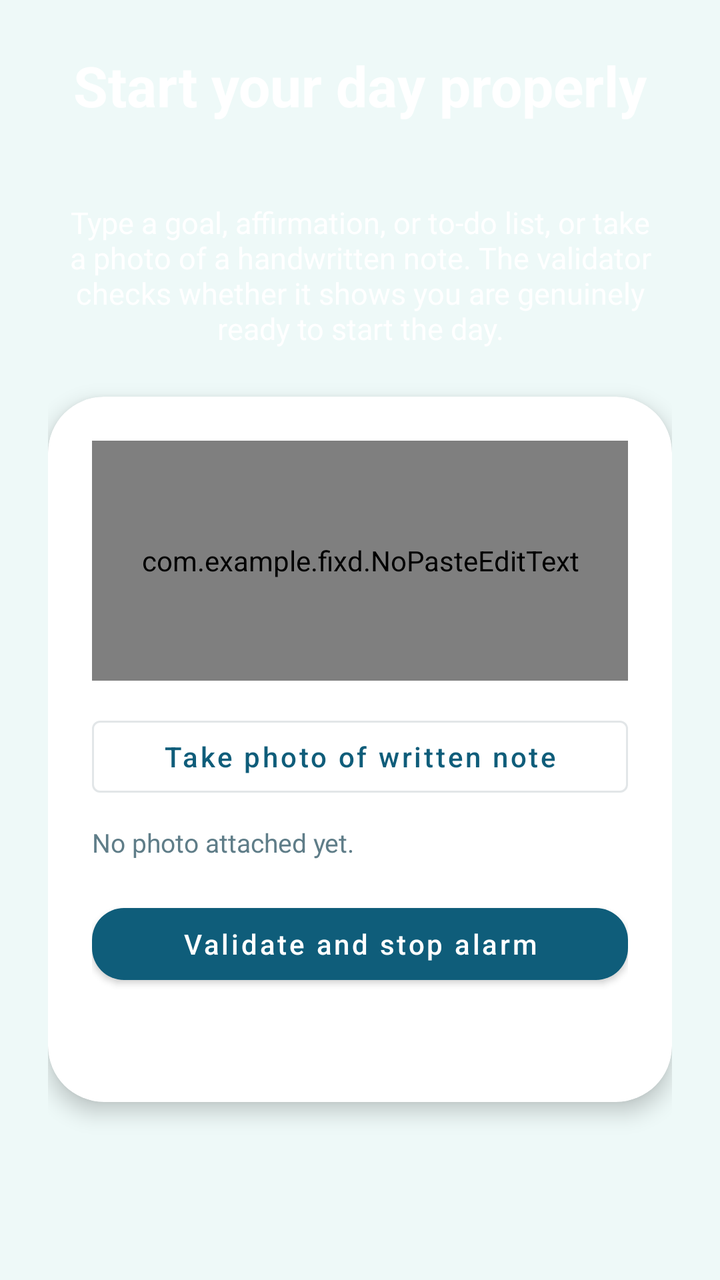
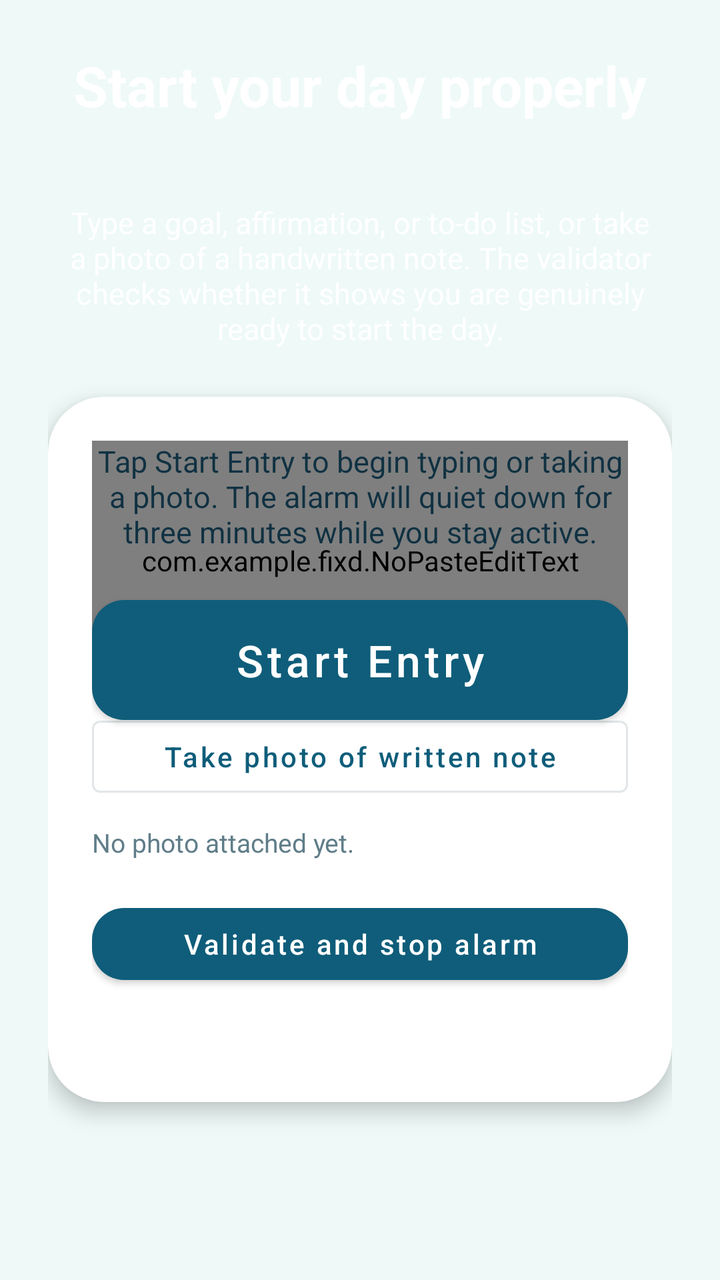

Before-and-after screenshots of an Android layout around one commit, followed by the original layout XML and the change that was made.
<!-- AndroidManifest.xml: activity theme Theme.Fixd.Alarm -->
<!-- res/layout/activity_alarm_challenge.xml -->
<?xml version="1.0" encoding="utf-8"?>
<ScrollView xmlns:android="http://schemas.android.com/apk/res/android"
    xmlns:app="http://schemas.android.com/apk/res-auto"
    android:layout_width="match_parent"
    android:layout_height="match_parent"
    android:background="@drawable/bg_auth_header"
    android:fillViewport="true">

    <LinearLayout
        android:layout_width="match_parent"
        android:layout_height="match_parent"
        android:gravity="center_horizontal"
        android:orientation="vertical"
        android:padding="24dp">

        <TextView
            android:layout_width="wrap_content"
            android:layout_height="wrap_content"
            android:text="@string/alarm_challenge_title"
            android:textColor="@color/white"
            android:textSize="28sp"
            android:textStyle="bold" />

        <TextView
            android:id="@+id/alarmNameText"
            android:layout_width="wrap_content"
            android:layout_height="wrap_content"
            android:layout_marginTop="8dp"
            android:textColor="@color/white"
            android:textSize="16sp"
            android:textStyle="bold" />

        <TextView
            android:layout_width="match_parent"
            android:layout_height="wrap_content"
            android:layout_marginTop="10dp"
            android:gravity="center"
            android:text="@string/alarm_challenge_body"
            android:textColor="@color/white"
            android:textSize="15sp" />

        <com.google.android.material.card.MaterialCardView
            style="@style/Widget.Fixd.TileCard.Large"
            android:layout_width="match_parent"
            android:layout_height="wrap_content"
            android:layout_marginTop="24dp"
            app:cardBackgroundColor="@color/brand_card">

            <LinearLayout
                android:layout_width="match_parent"
                android:layout_height="wrap_content"
                android:orientation="vertical"
                android:padding="22dp">

                <com.google.android.material.textfield.TextInputLayout
                    android:layout_width="match_parent"
                    android:layout_height="wrap_content"
                    android:hint="@string/alarm_input_hint">

                    <com.example.fixd.NoPasteEditText
                        android:id="@+id/challengeInput"
                        android:layout_width="match_parent"
                        android:layout_height="120dp"
                        android:gravity="top|start"
                        android:inputType="textMultiLine|textCapSentences"
                        android:maxLines="5"
                        android:paddingStart="16dp"
                        android:paddingTop="16dp"
                        android:paddingEnd="16dp"
                        android:paddingBottom="16dp"
                        android:scrollbars="vertical"
                        android:textColor="@color/brand_text"
                        android:textColorHint="@color/brand_text_muted" />
                </com.google.android.material.textfield.TextInputLayout>

                <com.google.android.material.button.MaterialButton
                    android:id="@+id/capturePhotoButton"
                    style="@style/Widget.MaterialComponents.Button.OutlinedButton"
                    android:layout_width="match_parent"
                    android:layout_height="wrap_content"
                    android:layout_marginTop="14dp"
                    android:text="@string/alarm_capture_photo" />

                <TextView
                    android:id="@+id/photoStatus"
                    android:layout_width="match_parent"
                    android:layout_height="wrap_content"
                    android:layout_marginTop="10dp"
                    android:text="@string/alarm_photo_pending"
                    android:textColor="@color/brand_text_muted"
                    android:textSize="13sp" />

                <com.google.android.material.button.MaterialButton
                    android:id="@+id/submitButton"
                    android:layout_width="match_parent"
                    android:layout_height="wrap_content"
                    android:layout_marginTop="18dp"
                    android:text="@string/alarm_submit" />

                <ProgressBar
                    android:id="@+id/progressBar"
                    android:layout_width="wrap_content"
                    android:layout_height="wrap_content"
                    android:layout_gravity="center_horizontal"
                    android:layout_marginTop="14dp"
                    android:visibility="gone" />

                <TextView
                    android:id="@+id/feedbackText"
                    android:layout_width="match_parent"
                    android:layout_height="wrap_content"
                    android:layout_marginTop="14dp"
                    android:textColor="?attr/colorSecondary"
                    android:textSize="14sp" />
            </LinearLayout>
        </com.google.android.material.card.MaterialCardView>
    </LinearLayout>
</ScrollView>
<!-- resources referenced by this layout -->
<resources>
  <color name="brand_card">#FFFFFFFF</color>
  <color name="brand_text">#103142</color>
  <color name="brand_text_muted">#5F7D88</color>
  <color name="white">#FFFFFFFF</color>
  <!-- drawable bg_auth_header (drawable) -->
  <?xml version="1.0" encoding="utf-8"?>
  <shape xmlns:android="http://schemas.android.com/apk/res/android">
      <solid android:color="@color/brand_surface" />
  </shape>
  <string name="alarm_capture_photo">Take photo of written note</string>
  <string name="alarm_challenge_body">Type a goal, affirmation, or to-do list, or take a photo of a handwritten note. The validator checks whether it shows you are genuinely ready to start the day.</string>
  <string name="alarm_challenge_title">Start your day properly</string>
  <string name="alarm_input_hint">Type your plan for the day</string>
  <string name="alarm_photo_pending">No photo attached yet.</string>
  <string name="alarm_submit">Validate and stop alarm</string>
  <style name="Widget.Fixd.TileCard.Large" parent="Widget.Fixd.TileCard">
          <item name="cardCornerRadius">28dp</item>
          <item name="cardElevation">6dp</item>
          <item name="shapeAppearanceOverlay">@style/ShapeAppearance.Fixd.Tile.Large</item>
      </style>
  <style name="Theme.Fixd.Alarm" parent="Theme.Fixd">
          <item name="android:windowFullscreen">true</item>
          <item name="android:windowIsTranslucent">false</item>
          <item name="android:statusBarColor">@android:color/transparent</item>
          <item name="android:navigationBarColor">@color/brand_primary_dark</item>
      </style>
  <color name="brand_surface">#EEF9F8</color>
  <style name="Widget.Fixd.TileCard" parent="Widget.MaterialComponents.CardView">
          <item name="cardCornerRadius">24dp</item>
          <item name="cardElevation">4dp</item>
          <item name="strokeWidth">0dp</item>
          <item name="shapeAppearanceOverlay">@style/ShapeAppearance.Fixd.Tile</item>
      </style>
  <style name="ShapeAppearance.Fixd.Tile.Large" parent="ShapeAppearance.Fixd.Tile">
          <item name="cornerSize">28dp</item>
      </style>
  <color name="brand_primary_dark">#083C54</color>
  <style name="ShapeAppearance.Fixd.Tile" parent="">
          <item name="cornerFamily">rounded</item>
          <item name="cornerSize">24dp</item>
      </style>
  <color name="brand_primary">#0F5D7A</color>
  <color name="brand_secondary">#2F8FCE</color>
  <color name="brand_gradient_mid">#168AA7</color>
  <color name="transparent">#00000000</color>
  <style name="Widget.Fixd.Button" parent="Widget.MaterialComponents.Button">
          <item name="cornerRadius">16dp</item>
          <item name="android:textAllCaps">false</item>
          <item name="rippleColor">@color/transparent</item>
      </style>
  <style name="Widget.Fixd.TextInputEditText" parent="Widget.MaterialComponents.TextInputEditText.OutlinedBox">
          <item name="android:textColor">@color/brand_text</item>
          <item name="android:textColorHint">@color/brand_text_muted</item>
          <item name="android:textCursorDrawable">@null</item>
      </style>
  <style name="Widget.Fixd.TextInputLayout" parent="Widget.MaterialComponents.TextInputLayout.OutlinedBox">
          <item name="boxBackgroundColor">@color/brand_card</item>
          <item name="boxStrokeColor">@color/brand_accent</item>
          <item name="boxCornerRadiusTopStart">18dp</item>
          <item name="boxCornerRadiusTopEnd">18dp</item>
          <item name="boxCornerRadiusBottomStart">18dp</item>
          <item name="boxCornerRadiusBottomEnd">18dp</item>
          <item name="hintTextColor">@color/brand_text_muted</item>
          <item name="android:textColorHint">@color/brand_text_muted</item>
      </style>
  <color name="brand_accent">#79BFF0</color>
  <!-- unchanged entries left out for length: 1 -->
</resources>

<!-- the commit's change to res/layout/activity_alarm_challenge.xml (unified diff, before → after) -->
@@ -47,6 +47,7 @@
             app:cardBackgroundColor="@color/brand_card">
 
             <LinearLayout
+                android:id="@+id/entryContent"
                 android:layout_width="match_parent"
                 android:layout_height="wrap_content"
                 android:orientation="vertical"
@@ -113,6 +114,32 @@
                     android:textColor="?attr/colorSecondary"
                     android:textSize="14sp" />
             </LinearLayout>
+
+            <LinearLayout
+                android:id="@+id/startEntryOverlay"
+                android:layout_width="match_parent"
+                android:layout_height="wrap_content"
+                android:gravity="center"
+                android:orientation="vertical"
+                android:padding="22dp">
+
+                <TextView
+                    android:layout_width="match_parent"
+                    android:layout_height="wrap_content"
+                    android:gravity="center"
+                    android:text="@string/alarm_start_entry_body"
+                    android:textColor="@color/brand_text"
+                    android:textSize="15sp" />
+
+                <com.google.android.material.button.MaterialButton
+                    android:id="@+id/startEntryButton"
+                    android:layout_width="match_parent"
+                    android:layout_height="wrap_content"
+                    android:layout_marginTop="18dp"
+                    android:minHeight="72dp"
+                    android:text="@string/alarm_start_entry"
+                    android:textSize="22sp" />
+            </LinearLayout>
         </com.google.android.material.card.MaterialCardView>
     </LinearLayout>
 </ScrollView>
<!-- resource entries referenced after the edit -->
@@ -14,6 +14,8 @@
   <string name="alarm_challenge_title">Start your day properly</string>
   <string name="alarm_input_hint">Type your plan for the day</string>
   <string name="alarm_photo_pending">No photo attached yet.</string>
+  <string name="alarm_start_entry">Start Entry</string>
+  <string name="alarm_start_entry_body">Tap Start Entry to begin typing or taking a photo. The alarm will quiet down for three minutes while you stay active.</string>
   <string name="alarm_submit">Validate and stop alarm</string>
   <style name="Widget.Fixd.TileCard.Large" parent="Widget.Fixd.TileCard">
           <item name="cardCornerRadius">28dp</item>
